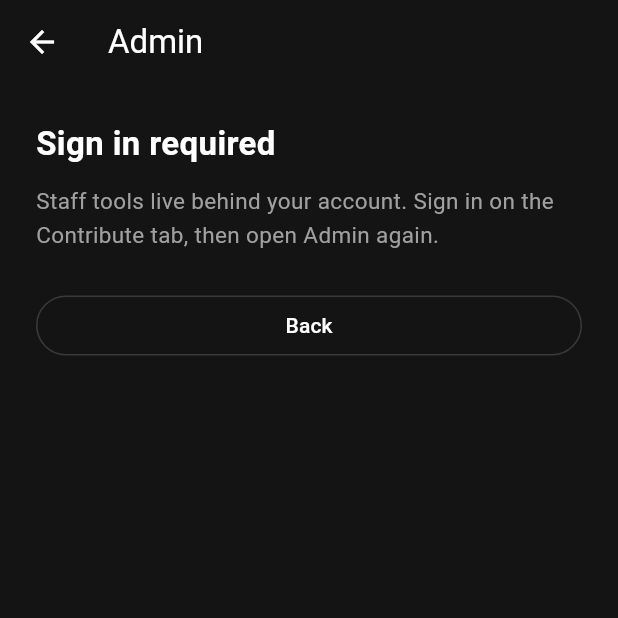
After one commit to schneidan/fupe, a Flutter app: the AdminEntryScreen screen opened directly, on a phone screen of 412 x 824 dp, the top half of it. The commit adds this screen. Run offline on Flutter 3.47's test engine with Material 3 defaults, Android fonts, the phone set to English and light mode, and no system bars; our stand-ins replace app_links, image_picker, shared_preferences; missing offline and left inert: mobile_scanner; accounts and stored records are empty; network calls fail.

Commit message:
Phase 7.6.1: mobile staff Admin entry, isAdmin, and fupe://admin deep link

```diff
--- /dev/null
+++ b/apps/mobile/lib/screens/admin_entry_screen.dart
@@ -0,0 +1,100 @@
+import 'package:flutter/material.dart';
+import 'package:provider/provider.dart';
+
+import '../services/auth_service.dart';
+import '../theme/fupe_theme.dart';
+
+/// Discovery + role gate for staff tools (full hub is Phase 7.6.2).
+class AdminEntryScreen extends StatelessWidget {
+  const AdminEntryScreen({super.key});
+
+  @override
+  Widget build(BuildContext context) {
+    final auth = context.watch<AuthService>();
+    final user = auth.user;
+
+    return Scaffold(
+      appBar: AppBar(title: const Text('Admin')),
+      body: SafeArea(
+        child: Padding(
+          padding: const EdgeInsets.all(24),
+          child: _body(context, auth, user),
+        ),
+      ),
+    );
+  }
+
+  Widget _body(BuildContext context, AuthService auth, AuthUser? user) {
+    if (!auth.ready) {
+      return const Center(child: CircularProgressIndicator());
+    }
+
+    if (!auth.isSignedIn) {
+      return _card(
+        title: 'Sign in required',
+        body:
+            'Staff tools live behind your account. Sign in on the Contribute tab, then open Admin again.',
+        actionLabel: 'Back',
+        onAction: () => Navigator.of(context).maybePop(),
+      );
+    }
+
+    if (user!.isAdmin) {
+      return _card(
+        title: 'Admin',
+        body:
+            'Signed in as ${user.email}. The full mobile hub (dashboard, users, queue, billing) ships in the next update. The API already requires role=admin for /api/v1/admin/*.',
+      );
+    }
+
+    if (user.isModerator) {
+      return _card(
+        title: 'Moderator',
+        body:
+            'Signed in as ${user.email}. You can review the contribution queue; full admin sections stay admin-only. Queue tools on mobile land with the admin hub.',
+      );
+    }
+
+    return _card(
+      title: 'Admin role required',
+      body:
+          'This area is for staff. Your account (${user.email}) has no admin or moderator role. The API still rejects /admin calls without the right role.',
+      actionLabel: 'Back',
+      onAction: () => Navigator.of(context).maybePop(),
+    );
+  }
+
+  Widget _card({
+    required String title,
+    required String body,
+    String? actionLabel,
+    VoidCallback? onAction,
+  }) {
+    return Column(
+      crossAxisAlignment: CrossAxisAlignment.stretch,
+      children: [
+        Text(
+          title,
+          style: const TextStyle(
+            fontSize: 22,
+            fontWeight: FontWeight.bold,
+            color: FupeColors.text,
+          ),
+        ),
+        const SizedBox(height: 12),
+        Text(
+          body,
+          style: const TextStyle(
+            color: FupeColors.muted,
+            fontSize: 15,
+            height: 1.5,
+          ),
+        ),
+        if (actionLabel != null && onAction != null) ...[
+          const SizedBox(height: 24),
+          OutlinedButton(onPressed: onAction, child: Text(actionLabel)),
+        ],
+      ],
+    );
+  }
+}
--- a/apps/mobile/lib/services/auth_service.dart
+++ b/apps/mobile/lib/services/auth_service.dart
@@ -19,7 +19,10 @@ class AuthUser {
   final String role;
   final bool emailVerified;
 
+  bool get isAdmin => role == 'admin';
   bool get isModerator => role == 'moderator' || role == 'admin';
+  /// Admin hub (full) or queue-only for moderators.
+  bool get canSeeAdminEntry => isModerator;
 
   factory AuthUser.fromJson(Map<String, dynamic> json) {
     return AuthUser(
@@ -55,6 +58,8 @@ class AuthService extends ChangeNotifier {
   AuthUser? get user => _user;
   bool get isSignedIn => _token != null && _user != null;
   bool get ready => _ready;
+  bool get isAdmin => user?.isAdmin ?? false;
+  bool get canSeeAdminEntry => user?.canSeeAdminEntry ?? false;
 
   Future<void> load() async {
     final prefs = await SharedPreferences.getInstance();
```
Also changed, not shown: apps/mobile/lib/navigation/deep_links.dart (+31 -3 lines), apps/mobile/lib/screens/contribute_screen.dart (+17 -1 lines), 4 other files.
